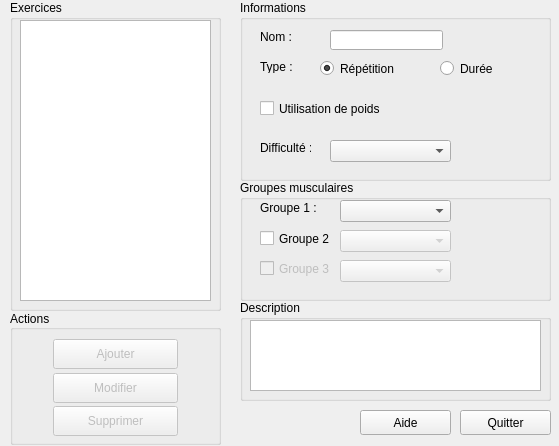
Above: src/exercisesdialog.ui from oktal/bodeasy before the change. Below: the same form after it.
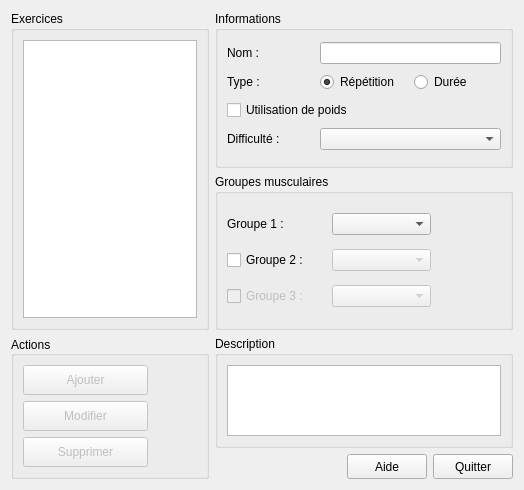
That is the form after the change. Icons and pictures are not drawn.

Commit message: Added layouts on exercise and session dialogs

```diff
--- a/src/exercisesdialog.ui
+++ b/src/exercisesdialog.ui
@@ -6,57 +6,34 @@
    <rect>
     <x>0</x>
     <y>0</y>
-    <width>559</width>
-    <height>446</height>
+    <width>524</width>
+    <height>490</height>
    </rect>
   </property>
   <property name="windowTitle">
    <string>Dialog</string>
   </property>
+  <layout class="QGridLayout" name="gridLayout" rowstretch="40,40,10,10" columnstretch="40,60">
+   <item row="0" column="0" rowspan="2">
   <widget class="QGroupBox" name="groupBox">
-   <property name="geometry">
-    <rect>
-     <x>10</x>
-     <y>0</y>
-     <width>211</width>
-     <height>311</height>
-    </rect>
-   </property>
    <property name="title">
     <string>Exercices</string>
    </property>
-   <widget class="QListView" name="lstExercises">
-    <property name="geometry">
-     <rect>
-      <x>10</x>
-      <y>20</y>
-      <width>191</width>
-      <height>281</height>
-     </rect>
-    </property>
-   </widget>
-  </widget>
+     <layout class="QVBoxLayout" name="verticalLayout">
+      <item>
+       <widget class="QListView" name="lstExercises"/>
+      </item>
+     </layout>
+    </widget>
+   </item>
+   <item row="0" column="1">
   <widget class="QGroupBox" name="groupBox_2">
-   <property name="geometry">
-    <rect>
-     <x>240</x>
-     <y>0</y>
-     <width>311</width>
-     <height>181</height>
-    </rect>
-   </property>
    <property name="title">
     <string>Informations</string>
    </property>
+     <layout class="QGridLayout" name="gridLayout_2">
+      <item row="0" column="0">
    <widget class="QLabel" name="label">
-    <property name="geometry">
-     <rect>
-      <x>20</x>
-      <y>30</y>
-      <width>46</width>
-      <height>13</height>
-     </rect>
-    </property>
     <property name="text">
      <string>Nom :</string>
     </property>
@@ -64,38 +41,19 @@
      <cstring>leName</cstring>
     </property>
    </widget>
-   <widget class="QLineEdit" name="leName">
-    <property name="geometry">
-     <rect>
-      <x>90</x>
-      <y>30</y>
-      <width>113</width>
-      <height>20</height>
-     </rect>
-    </property>
-   </widget>
+      </item>
+      <item row="0" column="1" colspan="2">
+       <widget class="QLineEdit" name="leName"/>
+      </item>
+      <item row="1" column="0">
    <widget class="QLabel" name="label_2">
-    <property name="geometry">
-     <rect>
-      <x>20</x>
-      <y>60</y>
-      <width>46</width>
-      <height>13</height>
-     </rect>
-    </property>
     <property name="text">
      <string>Type :</string>
     </property>
    </widget>
+      </item>
+      <item row="1" column="1">
    <widget class="QRadioButton" name="rbRepetition">
-    <property name="geometry">
-     <rect>
-      <x>80</x>
-      <y>60</y>
-      <width>82</width>
-      <height>17</height>
-     </rect>
-    </property>
     <property name="text">
      <string>Répétition</string>
     </property>
@@ -106,15 +64,9 @@
      <string>bgType</string>
     </attribute>
    </widget>
+      </item>
+      <item row="1" column="2">
    <widget class="QRadioButton" name="rbDuration">
-    <property name="geometry">
-     <rect>
-      <x>200</x>
-      <y>60</y>
-      <width>82</width>
-      <height>17</height>
-     </rect>
-    </property>
     <property name="text">
      <string>Durée</string>
     </property>
@@ -122,181 +74,151 @@
      <string>bgType</string>
     </attribute>
    </widget>
+      </item>
+      <item row="2" column="0" colspan="3">
    <widget class="QCheckBox" name="cbUseWeight">
-    <property name="geometry">
-     <rect>
-      <x>20</x>
-      <y>100</y>
-      <width>261</width>
-      <height>17</height>
-     </rect>
-    </property>
     <property name="text">
      <string>Utilisation de poids</string>
     </property>
    </widget>
+      </item>
+      <item row="3" column="0">
    <widget class="QLabel" name="label_4">
-    <property name="geometry">
-     <rect>
-      <x>20</x>
-      <y>140</y>
-      <width>51</width>
-      <height>16</height>
-     </rect>
-    </property>
     <property name="text">
      <string>Difficulté :</string>
     </property>
    </widget>
-   <widget class="QComboBox" name="cbDifficulty">
-    <property name="geometry">
-     <rect>
-      <x>90</x>
-      <y>140</y>
-      <width>121</width>
-      <height>22</height>
-     </rect>
-    </property>
-   </widget>
-  </widget>
+      </item>
+      <item row="3" column="1" colspan="2">
+       <widget class="QComboBox" name="cbDifficulty"/>
+      </item>
+     </layout>
+    </widget>
+   </item>
+   <item row="1" column="1">
   <widget class="QGroupBox" name="groupBox_3">
-   <property name="geometry">
-    <rect>
-     <x>240</x>
-     <y>180</y>
-     <width>311</width>
-     <height>121</height>
-    </rect>
-   </property>
    <property name="title">
     <string>Groupes musculaires</string>
    </property>
+     <layout class="QGridLayout" name="gridLayout_3">
+      <property name="topMargin">
+       <number>5</number>
+      </property>
+      <property name="bottomMargin">
+       <number>5</number>
+      </property>
+      <property name="verticalSpacing">
+       <number>0</number>
+      </property>
+      <item row="0" column="0">
    <widget class="QLabel" name="label_5">
-    <property name="geometry">
-     <rect>
-      <x>20</x>
-      <y>20</y>
-      <width>61</width>
-      <height>16</height>
-     </rect>
-    </property>
     <property name="text">
      <string>Groupe 1 : </string>
     </property>
    </widget>
-   <widget class="QComboBox" name="cbGroup1">
-    <property name="geometry">
-     <rect>
-      <x>100</x>
-      <y>20</y>
-      <width>111</width>
-      <height>22</height>
-     </rect>
-    </property>
-   </widget>
+      </item>
+      <item row="0" column="1">
+       <widget class="QComboBox" name="cbGroup1"/>
+      </item>
+      <item row="0" column="2">
+       <spacer name="horizontalSpacer">
+        <property name="orientation">
+         <enum>Qt::Horizontal</enum>
+        </property>
+        <property name="sizeType">
+         <enum>QSizePolicy::Maximum</enum>
+        </property>
+        <property name="sizeHint" stdset="0">
+         <size>
+          <width>70</width>
+          <height>20</height>
+         </size>
+        </property>
+       </spacer>
+      </item>
+      <item row="1" column="0">
    <widget class="QCheckBox" name="chkGroup2">
-    <property name="geometry">
-     <rect>
-      <x>20</x>
-      <y>50</y>
-      <width>70</width>
-      <height>17</height>
-     </rect>
-    </property>
     <property name="text">
      <string>Groupe 2 :</string>
     </property>
    </widget>
+      </item>
+      <item row="1" column="1">
    <widget class="QComboBox" name="cbGroup2">
     <property name="enabled">
      <bool>false</bool>
     </property>
-    <property name="geometry">
-     <rect>
-      <x>100</x>
-      <y>50</y>
-      <width>111</width>
-      <height>22</height>
-     </rect>
-    </property>
-   </widget>
+       </widget>
+      </item>
+      <item row="1" column="2">
+       <spacer name="horizontalSpacer_2">
+        <property name="orientation">
+         <enum>Qt::Horizontal</enum>
+        </property>
+        <property name="sizeType">
+         <enum>QSizePolicy::Maximum</enum>
+        </property>
+        <property name="sizeHint" stdset="0">
+         <size>
+          <width>70</width>
+          <height>20</height>
+         </size>
+        </property>
+       </spacer>
+      </item>
+      <item row="2" column="0">
    <widget class="QCheckBox" name="chkGroup3">
     <property name="enabled">
      <bool>false</bool>
     </property>
-    <property name="geometry">
-     <rect>
-      <x>20</x>
-      <y>80</y>
-      <width>70</width>
-      <height>17</height>
-     </rect>
-    </property>
     <property name="text">
      <string>Groupe 3 :</string>
     </property>
    </widget>
+      </item>
+      <item row="2" column="1">
    <widget class="QComboBox" name="cbGroup3">
     <property name="enabled">
      <bool>false</bool>
     </property>
-    <property name="geometry">
-     <rect>
-      <x>100</x>
-      <y>80</y>
-      <width>111</width>
-      <height>22</height>
-     </rect>
-    </property>
-   </widget>
-  </widget>
-  <widget class="QGroupBox" name="groupBox_4">
-   <property name="geometry">
-    <rect>
-     <x>240</x>
-     <y>300</y>
-     <width>311</width>
-     <height>101</height>
-    </rect>
-   </property>
-   <property name="title">
-    <string>Description</string>
-   </property>
-   <widget class="QPlainTextEdit" name="pteDescription">
-    <property name="geometry">
-     <rect>
-      <x>10</x>
-      <y>20</y>
-      <width>291</width>
-      <height>71</height>
-     </rect>
-    </property>
-   </widget>
-  </widget>
+       </widget>
+      </item>
+      <item row="2" column="2">
+       <spacer name="horizontalSpacer_3">
+        <property name="orientation">
+         <enum>Qt::Horizontal</enum>
+        </property>
+        <property name="sizeType">
+         <enum>QSizePolicy::Maximum</enum>
+        </property>
+        <property name="sizeHint" stdset="0">
+         <size>
+          <width>70</width>
+          <height>20</height>
+         </size>
+        </property>
+       </spacer>
+      </item>
+     </layout>
+    </widget>
+   </item>
+   <item row="2" column="0" rowspan="2">
   <widget class="QGroupBox" name="groupBox_5">
-   <property name="geometry">
-    <rect>
-     <x>10</x>
-     <y>310</y>
-     <width>211</width>
-     <height>135</height>
-    </rect>
-   </property>
    <property name="title">
     <string>Actions</string>
    </property>
    <property name="alignment">
     <set>Qt::AlignLeading|Qt::AlignLeft|Qt::AlignVCenter</set>
    </property>
-   <layout class="QGridLayout" name="gridLayout">
-    <item row="0" column="0">
+     <layout class="QVBoxLayout" name="verticalLayout_3">
+      <item>
      <widget class="QPushButton" name="btnAdd">
       <property name="enabled">
        <bool>false</bool>
       </property>
       <property name="minimumSize">
        <size>
-        <width>0</width>
+          <width>100</width>
         <height>30</height>
        </size>
       </property>
@@ -315,14 +237,14 @@
       </property>
      </widget>
     </item>
-    <item row="1" column="0">
+      <item>
      <widget class="QPushButton" name="btnModify">
       <property name="enabled">
        <bool>false</bool>
       </property>
       <property name="minimumSize">
        <size>
-        <width>0</width>
+          <width>100</width>
         <height>30</height>
        </size>
       </property>
@@ -341,14 +263,14 @@
       </property>
      </widget>
     </item>
-    <item row="2" column="0">
+      <item>
      <widget class="QPushButton" name="btnDelete">
       <property name="enabled">
        <bool>false</bool>
       </property>
       <property name="minimumSize">
        <size>
-        <width>0</width>
+          <width>100</width>
         <height>30</height>
        </size>
       </property>
@@ -369,14 +291,44 @@
     </item>
    </layout>
   </widget>
+   </item>
+   <item row="2" column="1">
+    <widget class="QGroupBox" name="groupBox_4">
+     <property name="title">
+      <string>Description</string>
+     </property>
+     <layout class="QVBoxLayout" name="verticalLayout_2">
+      <item>
+       <widget class="QPlainTextEdit" name="pteDescription"/>
+      </item>
+     </layout>
+    </widget>
+   </item>
+   <item row="3" column="1">
+    <layout class="QHBoxLayout" name="horizontalLayout">
+     <item>
+      <spacer name="horizontalSpacer_4">
+       <property name="orientation">
+        <enum>Qt::Horizontal</enum>
+       </property>
+       <property name="sizeType">
+        <enum>QSizePolicy::MinimumExpanding</enum>
+       </property>
+       <property name="sizeHint" stdset="0">
+        <size>
+         <width>98</width>
+         <height>20</height>
+        </size>
+       </property>
+      </spacer>
+     </item>
+     <item>
   <widget class="QPushButton" name="btnHelp">
-   <property name="geometry">
-    <rect>
-     <x>360</x>
-     <y>410</y>
-     <width>91</width>
+       <property name="minimumSize">
+        <size>
+         <width>0</width>
      <height>25</height>
-    </rect>
+        </size>
    </property>
    <property name="text">
     <string>Aide</string>
@@ -386,14 +338,14 @@
      <normaloff>:/images/help-icon.png</normaloff>:/images/help-icon.png</iconset>
    </property>
   </widget>
+     </item>
+     <item>
   <widget class="QPushButton" name="btnClose">
-   <property name="geometry">
-    <rect>
-     <x>460</x>
-     <y>410</y>
-     <width>91</width>
+       <property name="minimumSize">
+        <size>
+         <width>0</width>
      <height>25</height>
-    </rect>
+        </size>
    </property>
    <property name="text">
     <string>Quitter</string>
@@ -403,6 +355,10 @@
      <normaloff>:/images/close-icon.png</normaloff>:/images/close-icon.png</iconset>
    </property>
   </widget>
+     </item>
+    </layout>
+   </item>
+  </layout>
  </widget>
  <resources>
   <include location="ressources.qrc"/>
```
Lines whose indentation alone changed are shown as unchanged. The commit also changes 4 other files.
